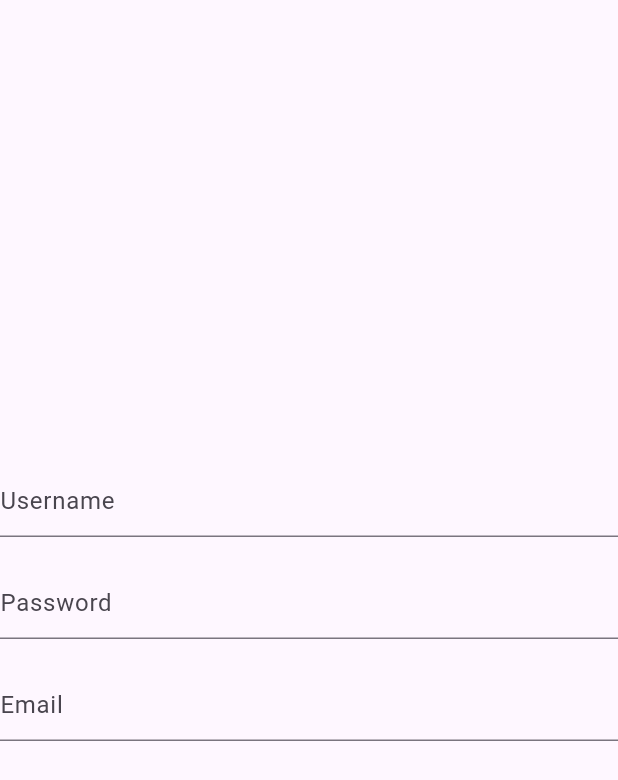
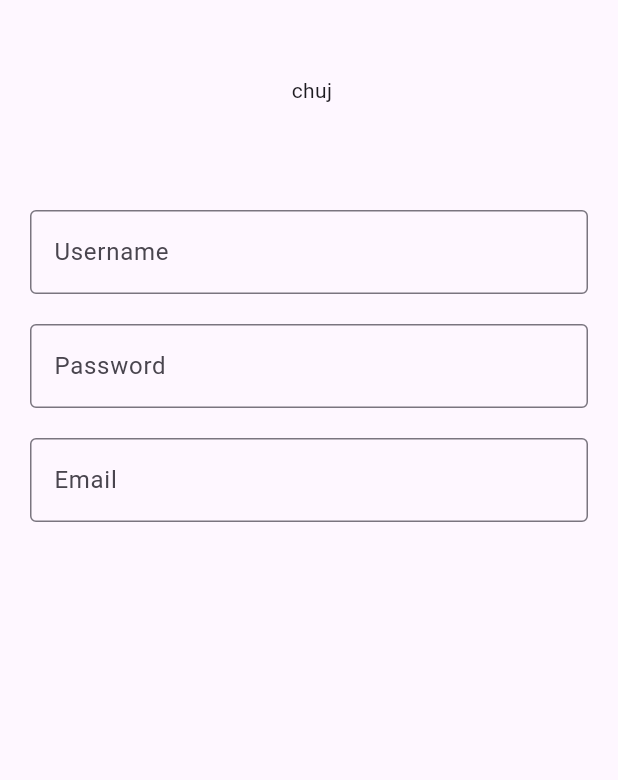
Before and after one commit to xMiuoshh/utrzymanie-ruchu-app, a Flutter app: the screen it shows after launch, on a phone screen of 412 x 824 dp. Shown: the top 780 px of the screen. Run offline on Flutter 3.47's test engine with Material 3 defaults, Android fonts, the light colour scheme and no system bars.

Commit message:
start screen

```diff
--- /dev/null
+++ b/lib/core/themes/input_text_field.dart
@@ -0,0 +1,5 @@
+
+
+class AppTheme {
+
+}
--- a/lib/core/utils/margins.dart
+++ b/lib/core/utils/margins.dart
@@ -1,4 +1,11 @@
 class Margins {
 
+
+// sized box
 static const spaceBetweenTextFields = 20.0;
+
+
+//padding
+static const padding20 = 20.0;
+static const padding50 = 50.0;
 }
--- a/lib/features/login_page/clean_architecture/presentation/widgets/auth_field.dart
+++ b/lib/features/login_page/clean_architecture/presentation/widgets/auth_field.dart
@@ -20,7 +20,11 @@ class AuthField extends StatelessWidget {
               }
               return null;
             },
-            decoration: InputDecoration(hintText: text ?? ''),
+            decoration: InputDecoration(
+            border: OutlineInputBorder(
+
+            ),
+              hintText: text ?? ''),
           )
 
         ],
--- a/lib/features/login_page/clean_architecture/presentation/widgets/start_screen.dart
+++ b/lib/features/login_page/clean_architecture/presentation/widgets/start_screen.dart
@@ -27,21 +27,38 @@ class _StartScreenState extends State<StartScreen> {
   @override
   Widget build(BuildContext context) {
     return Scaffold(
-      body: Center(
-        child: Form(
+      body: SafeArea(
+        child: Center(
           child: Column(
-
-          mainAxisAlignment: MainAxisAlignment.center,
             children: [
+               Padding(
+                 padding: const EdgeInsets.only(top: Margins.padding50, bottom: Margins.padding50),
+                 child: Text(" chuj"),
+               ),
+              Form(
+               child: Padding(
+                 padding: const EdgeInsets.all(Margins.padding20),
+                 child: Column(children: [
                        AuthField(text: 'Username', textController: usernameController,),
                        SizedBox( height: Margins.spaceBetweenTextFields),
                        AuthField(text: 'Password', textController: passwordController,),
                        SizedBox( height: Margins.spaceBetweenTextFields,),
                        AuthField(text: 'Email', textController: emailController,),
                        SizedBox( height: Margins.spaceBetweenTextFields, ),
+                 ],),
+               )
 
-           ],
+
+
+
+
+
+
+
                ),
+
+
+          ]),
         ),
       ),
     );
```
Also changed, not shown: lib/main.dart (line endings or trailing spaces). Lines whose indentation alone changed are shown as unchanged.
